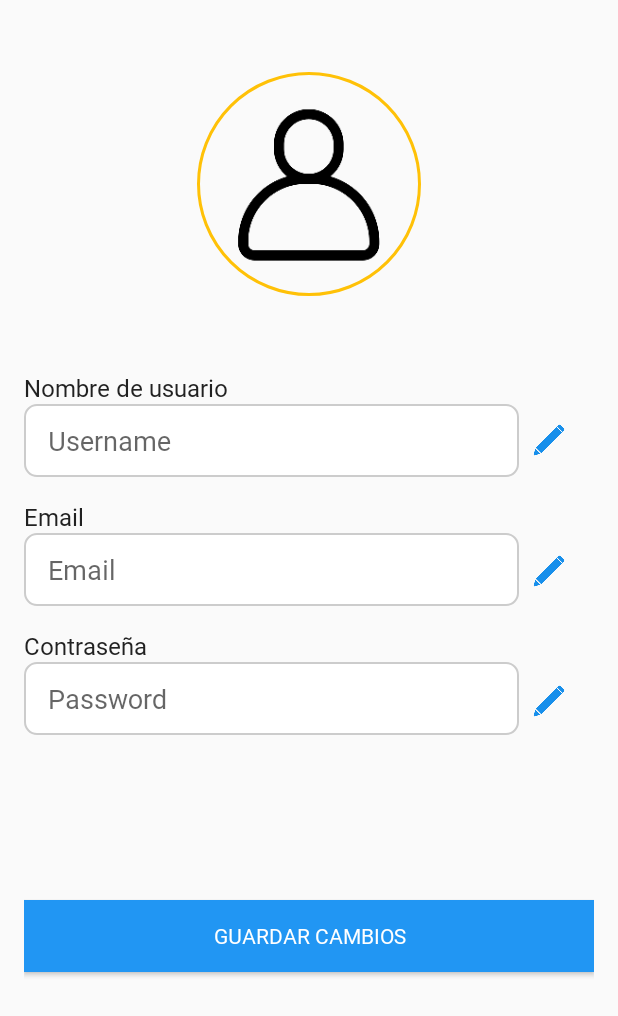
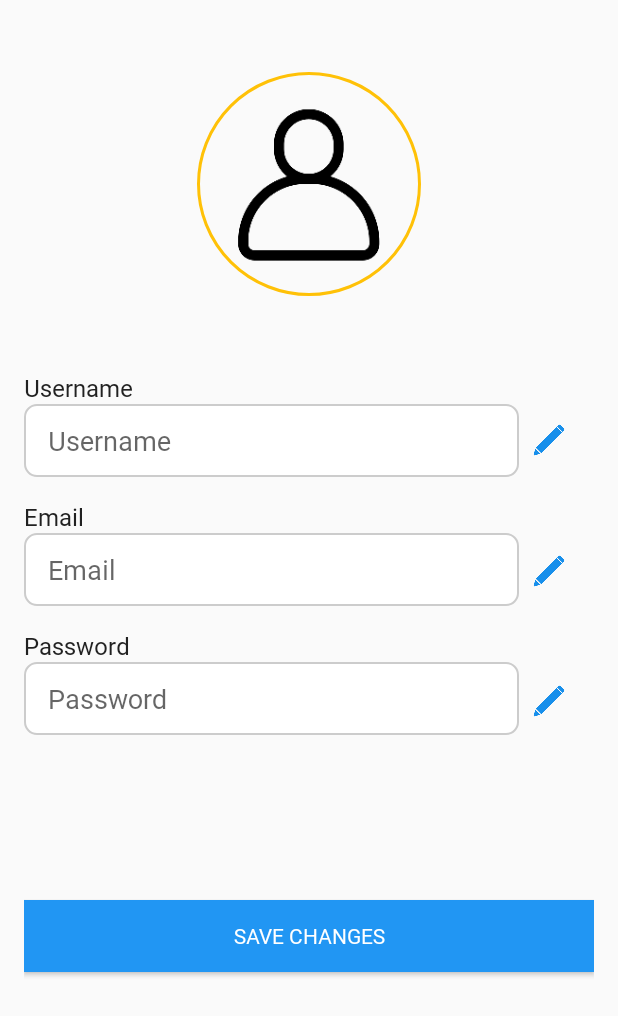
Before and after one commit to Danii001mg/TFG-QuantumMind, an Android app: the EditProfileActivity screen opened directly, with no data from a screen before it, on a phone screen of 412 x 824 dp. Shown: the top 1016 px of the screen. Run offline under Robolectric (Android 15) with nearby library versions, the phone set to English and light mode, and no system bars; our stand-ins replace CircleImageView, Firebase (no records; nobody signed in at launch, a user with empty details on screens opened directly).

Commit message:
Idioma cambiado a inglés - Sprint 3 completado

```diff
--- a/App QuantumMind/app/src/main/java/android/example/quantummind/Level1Activity.java
+++ b/App QuantumMind/app/src/main/java/android/example/quantummind/Level1Activity.java
@@ -147,7 +147,7 @@ public class Level1Activity extends AppCompatActivity {
 
         } else {
             String correctAnswer = currentQuestion.getAnswerOptions().get(currentQuestion.getCorrectAnswerIndex());
-            correctAnswerText.setText("La respuesta correcta es: " + correctAnswer);
+            correctAnswerText.setText("The correct answer is: " + correctAnswer);
             correctAnswerText.setVisibility(View.VISIBLE);
         }
 
@@ -244,7 +244,6 @@ public class Level1Activity extends AppCompatActivity {
                     if (task.isSuccessful()) {
                         sheetDocuments.clear();
                         sheetDocuments.addAll(task.getResult().getDocuments());
-                        // Comprueba si hay hojas disponibles y muestra la primera
                         if (!sheetDocuments.isEmpty()) {
                             showSheet(sheetDocuments.get(0));
                         }
--- a/App QuantumMind/app/src/main/res/layout/activity_achievements.xml
+++ b/App QuantumMind/app/src/main/res/layout/activity_achievements.xml
@@ -9,7 +9,7 @@
     <TextView
         android:layout_width="wrap_content"
         android:layout_height="wrap_content"
-        android:text="Tus Logros"
+        android:text="Your achievements"
         android:textSize="24sp"
         android:layout_gravity="center"
         android:layout_marginBottom="16dp"/>
--- a/App QuantumMind/app/src/main/res/layout/activity_edit_profile.xml
+++ b/App QuantumMind/app/src/main/res/layout/activity_edit_profile.xml
@@ -21,7 +21,7 @@
         android:layout_height="wrap_content"
         android:layout_below="@id/profileImageView"
         android:layout_marginTop="50dp"
-        android:text="Nombre de usuario"
+        android:text="Username"
         android:textAppearance="?attr/textAppearanceListItem" />
 
     <!-- Username Edit Text -->
@@ -66,7 +66,7 @@
         android:layout_width="wrap_content"
         android:layout_height="wrap_content"
         android:layout_below="@id/labelEmail"
-        android:hint="Email"
+        android:hint="@string/username_hint"
         android:inputType="textEmailAddress"
         android:enabled="false"
         android:paddingEnd="16dp"
@@ -95,7 +95,7 @@
         android:layout_height="wrap_content"
         android:layout_below="@id/emailEditText"
         android:layout_marginTop="15dp"
-        android:text="Contraseña"
+        android:text="@string/password"
         android:textAppearance="?attr/textAppearanceListItem" />
 
     <EditText
@@ -103,7 +103,7 @@
         android:layout_width="wrap_content"
         android:layout_height="wrap_content"
         android:layout_below="@id/labelPassword"
-        android:hint="Password"
+        android:hint="@string/password"
         android:inputType="textPassword"
         android:enabled="false"
         android:paddingEnd="16dp"
@@ -133,6 +133,6 @@
         android:layout_below="@id/passwordEditText"
         android:layout_marginTop="110dp"
         android:background="@color/bottomNavBackground"
-        android:text="Guardar cambios"
+        android:text="@string/save_changes"
         android:textColor="@android:color/white" />
 </RelativeLayout>
--- a/App QuantumMind/app/src/main/res/layout/activity_login.xml
+++ b/App QuantumMind/app/src/main/res/layout/activity_login.xml
@@ -8,7 +8,6 @@
     android:gravity="center_horizontal"
     tools:context=".LoginActivity">
 
-    <!-- Logo al principio -->
     <ImageView
         android:layout_width="150dp"
         android:layout_height="150dp"
--- a/App QuantumMind/app/src/main/res/layout/activity_settings.xml
+++ b/App QuantumMind/app/src/main/res/layout/activity_settings.xml
@@ -17,7 +17,6 @@
             android:gravity="center_horizontal"
             android:padding="16dp">
 
-            <!-- Opción Notificaciones -->
             <LinearLayout
                 android:id="@+id/notificationsLayout"
                 android:layout_width="match_parent"
@@ -41,7 +40,6 @@
                     android:src="@drawable/ic_arrow" />
             </LinearLayout>
 
-            <!-- Opción Privacidad -->
             <LinearLayout
                 android:id="@+id/privacyLayout"
                 android:layout_width="match_parent"
@@ -66,7 +64,6 @@
                     android:src="@drawable/ic_arrow" />
             </LinearLayout>
 
-            <!-- Opción Lenguaje -->
             <LinearLayout
                 android:id="@+id/languageLayout"
                 android:layout_width="match_parent"
@@ -91,7 +88,6 @@
                     android:src="@drawable/ic_arrow" />
             </LinearLayout>
 
-            <!-- Opción Ayuda y Soporte -->
             <LinearLayout
                 android:id="@+id/helpSupportLayout"
                 android:layout_width="match_parent"
--- a/App QuantumMind/app/src/main/res/values/strings.xml
+++ b/App QuantumMind/app/src/main/res/values/strings.xml
@@ -27,4 +27,7 @@
     <string name="forget_password">Forgot your password?</string>
     <string name="register">Dont have account? Register here</string>
     <string name="lesson">Lesson</string>
+    <string name="accept">Accept</string>
+    <string name="check">Check</string>
+    <string name="registerButtonText">Register</string>
 </resources>
--- a/App QuantumMind/app/src/main/res/values/styles.xml
+++ b/App QuantumMind/app/src/main/res/values/styles.xml
@@ -20,7 +20,6 @@
     </style>
 
     <style name="ProfileNameText" parent="TextAppearance.AppCompat.Large">
-        <!-- Add your styling here -->
     </style>
 
 
```
Also changed, not shown: App QuantumMind/app/src/main/res/layout/activity_level1.xml (+2 -5 lines), App QuantumMind/app/src/main/res/layout/activity_main.xml (+15 -24 lines), App QuantumMind/app/src/main/res/layout/activity_register.xml (+4 -4 lines).
